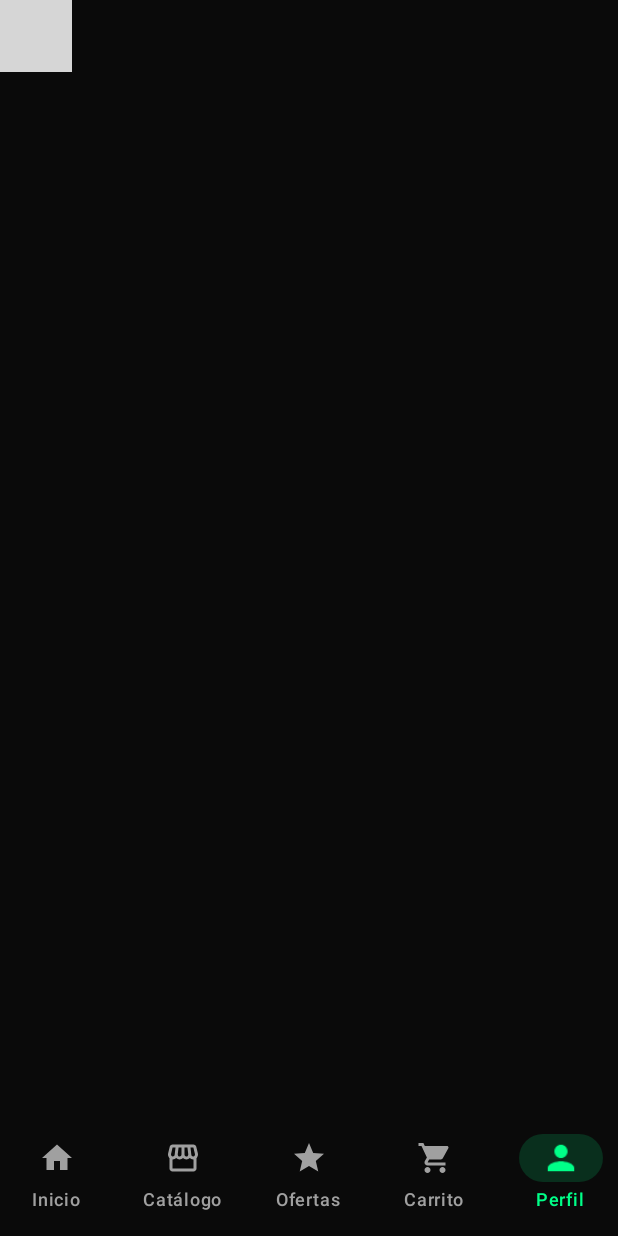
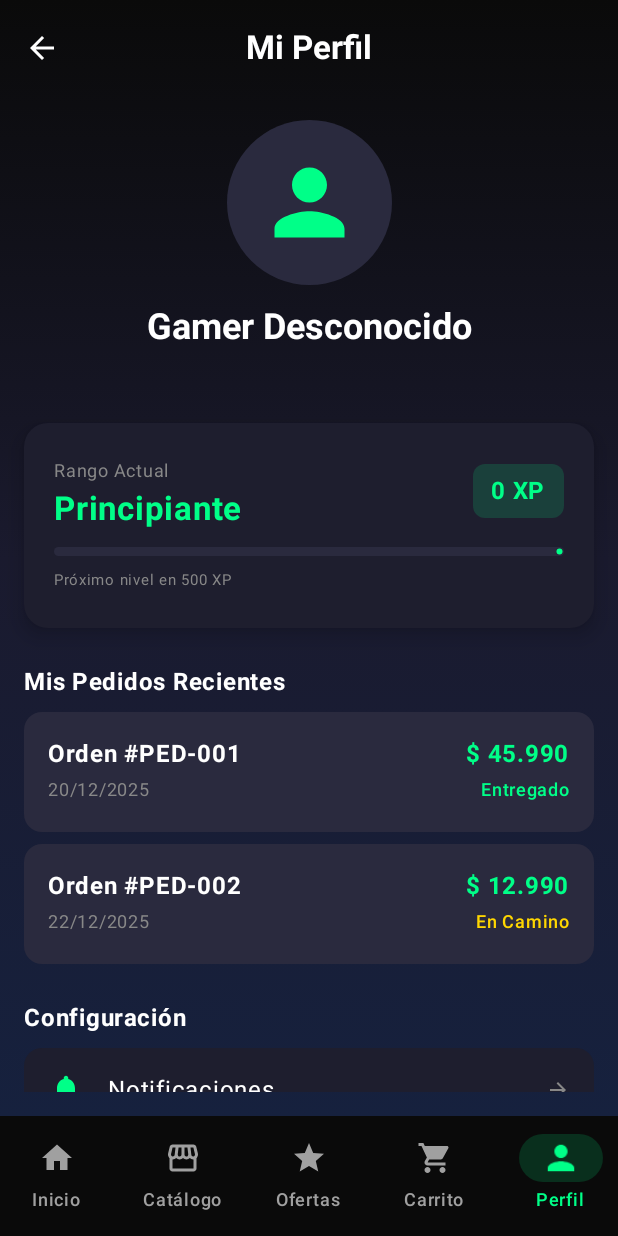
Before and after one commit to jordmon-dev/LevelUpGamer, an Android app built with Jetpack Compose: the PerfilScreen screen opened through its navigation route, on a phone screen of 412 x 824 dp. Run offline under Robolectric (Android 15) with nearby library versions, the phone set to English and light mode, and no system bars; grey boxes are pictures that could not be loaded.

Commit message:
Ahora el perfil del usuario muestra una lista simulada de pedidos

```diff
--- a/app/src/main/java/com/example/levelup_gamer/screen/PerfilScreen.kt
+++ b/app/src/main/java/com/example/levelup_gamer/screen/PerfilScreen.kt
@@ -1,6 +1,7 @@
-package com.example.levelup_gamer.ui.screen
+package com.example.levelup_gamer.screen
 
 import androidx.compose.foundation.background
+import androidx.compose.foundation.clickable
 import androidx.compose.foundation.layout.*
 import androidx.compose.foundation.rememberScrollState
 import androidx.compose.foundation.shape.CircleShape
@@ -8,12 +9,12 @@ import androidx.compose.foundation.shape.RoundedCornerShape
 import androidx.compose.foundation.verticalScroll
 import androidx.compose.material.icons.Icons
 import androidx.compose.material.icons.automirrored.filled.ArrowBack
-import androidx.compose.material.icons.filled.ExitToApp
-import androidx.compose.material.icons.filled.Person
+import androidx.compose.material.icons.filled.*
 import androidx.compose.material3.*
 import androidx.compose.runtime.*
 import androidx.compose.ui.Alignment
 import androidx.compose.ui.Modifier
+import androidx.compose.ui.draw.clip
 import androidx.compose.ui.graphics.Brush
 import androidx.compose.ui.graphics.Color
 import androidx.compose.ui.text.font.FontWeight
@@ -21,6 +22,7 @@ import androidx.compose.ui.unit.dp
 import androidx.compose.ui.unit.sp
 import androidx.navigation.NavController
 import com.example.levelup_gamer.viewmodel.UsuarioViewModel
+import androidx.compose.ui.graphics.graphicsLayer
 
 @OptIn(ExperimentalMaterial3Api::class)
 @Composable
@@ -31,11 +33,14 @@ fun PerfilScreen(
     val usuarioState by usuarioViewModel.usuarioState.collectAsState()
     val isLoading by usuarioViewModel.isLoading.collectAsState()
 
+    // Lógica para detectar si es ADMIN (Truco para la demo)
+    val esAdmin = usuarioState.email.contains("admin", ignoreCase = true) ||
+            usuarioState.email.contains("profesor", ignoreCase = true)
+
     // Cargar perfil al iniciar
     LaunchedEffect(Unit) {
-        val email = usuarioState.email
-        if (email.isNotEmpty()) {
-            usuarioViewModel.cargarPerfil(email)
+        if (usuarioState.email.isNotEmpty()) {
+            usuarioViewModel.cargarPerfil(usuarioState.email)
         }
     }
 
@@ -79,10 +84,10 @@ fun PerfilScreen(
                         .verticalScroll(rememberScrollState()),
                     horizontalAlignment = Alignment.CenterHorizontally
                 ) {
-                    // --- AVATAR ---
+                    // --- SECCIÓN 1: CABECERA ---
                     Box(
                         modifier = Modifier
-                            .size(120.dp)
+                            .size(110.dp)
                             .background(Color(0xFF2A2A3E), CircleShape)
                             .padding(4.dp),
                         contentAlignment = Alignment.Center
@@ -90,28 +95,38 @@ fun PerfilScreen(
                         Icon(
                             Icons.Default.Person,
                             contentDescription = null,
-                            modifier = Modifier.size(80.dp),
+                            modifier = Modifier.size(70.dp),
                             tint = Color(0xFF00FF88)
                         )
+                        // Badge Admin
+                        if (esAdmin) {
+                            Box(
+                                modifier = Modifier
+                                    .align(Alignment.BottomEnd)
+                                    .background(Color(0xFFFFD700), CircleShape)
+                                    .padding(6.dp)
+                            ) {
+                                Icon(Icons.Default.Star, null, tint = Color.Black, modifier = Modifier.size(16.dp))
+                            }
+                        }
                     }
 
-                    Spacer(modifier = Modifier.height(16.dp))
+                    Spacer(modifier = Modifier.height(12.dp))
 
                     Text(
-                        text = usuarioState.nombre.ifEmpty { "Usuario Gamer" },
-                        style = MaterialTheme.typography.headlineMedium,
+                        text = usuarioState.nombre.ifEmpty { "Gamer Desconocido" },
+                        style = MaterialTheme.typography.headlineSmall,
                         color = Color.White,
                         fontWeight = FontWeight.Bold
                     )
                     Text(
                         text = usuarioState.email,
-                        style = MaterialTheme.typography.bodyMedium,
                         color = Color.Gray
                     )
 
                     Spacer(modifier = Modifier.height(24.dp))
 
-                    // --- TARJETA DE NIVEL (Recuperada) ---
+                    // --- SECCIÓN 2: TARJETA DE NIVEL ---
                     Card(
                         modifier = Modifier.fillMaxWidth(),
                         colors = CardDefaults.cardColors(containerColor = Color(0xFF1E1E2E)),
@@ -125,141 +140,158 @@ fun PerfilScreen(
                                 verticalAlignment = Alignment.CenterVertically
                             ) {
                                 Column {
-                                    Text("Nivel Actual", color = Color.Gray, fontSize = 14.sp)
+                                    Text("Rango Actual", color = Color.Gray, fontSize = 12.sp)
                                     Text(
                                         text = nivelNombre,
                                         color = Color(0xFF00FF88),
                                         fontWeight = FontWeight.Bold,
-                                        fontSize = 24.sp
+                                        fontSize = 22.sp
                                     )
                                 }
                                 Surface(
-                                    color = Color(0xFF00FF88).copy(alpha = 0.2f),
+                                    color = Color(0xFF00FF88).copy(alpha = 0.15f),
                                     shape = RoundedCornerShape(8.dp)
                                 ) {
                                     Text(
-                                        "${usuarioState.puntosLevelUp} pts",
+                                        "${usuarioState.puntosLevelUp} XP",
                                         modifier = Modifier.padding(horizontal = 12.dp, vertical = 6.dp),
                                         color = Color(0xFF00FF88),
                                         fontWeight = FontWeight.Bold
                                     )
                                 }
                             }
-                            Spacer(modifier = Modifier.height(16.dp))
+                            Spacer(modifier = Modifier.height(12.dp))
                             LinearProgressIndicator(
                                 progress = { progresoNivel },
-                                modifier = Modifier
-                                    .fillMaxWidth()
-                                    .height(8.dp),
+                                modifier = Modifier.fillMaxWidth().height(6.dp),
                                 color = Color(0xFF00FF88),
                                 trackColor = Color(0xFF2A2A3E),
                             )
+                            Text("Próximo nivel en ${500 - (usuarioState.puntosLevelUp % 500)} XP", color = Color.Gray, fontSize = 10.sp, modifier = Modifier.padding(top=4.dp))
                         }
                     }
 
-                    Spacer(modifier = Modifier.height(30.dp))
+                    Spacer(modifier = Modifier.height(24.dp))
 
-                    // --- ⬇️ BOTONES RECUPERADOS (Cámara, GPS, Reclamos) ⬇️ ---
+                    // --- SECCIÓN 3: MIS PEDIDOS (NUEVO) ---
                     Text(
-                        text = "Opciones",
-                        color = Color(0xFF00FF88),
+                        text = "Mis Pedidos Recientes",
+                        color = Color.White,
                         fontWeight = FontWeight.Bold,
-                        modifier = Modifier.align(Alignment.Start)
+                        modifier = Modifier.align(Alignment.Start).padding(bottom = 8.dp)
                     )
 
-                    Spacer(modifier = Modifier.height(14.dp))
+                    // Lista simulada de pedidos
+                    Column(verticalArrangement = Arrangement.spacedBy(8.dp)) {
+                        PedidoItem("PED-001", "20/12/2025", "$ 45.990", "Entregado", Color(0xFF00FF88))
+                        PedidoItem("PED-002", "22/12/2025", "$ 12.990", "En Camino", Color(0xFFFFD700))
+                    }
 
-                    Column(
-                        Modifier.fillMaxWidth(),
-                        verticalArrangement = Arrangement.spacedBy(10.dp)
-                    ) {
-                        OpcionPerfilNeon(
-                            texto = "Notificaciones",
-                            color = Color(0xFF00FF88)
-                        ) { navController.navigate("notificaciones") }
+                    Spacer(modifier = Modifier.height(24.dp))
 
-                        OpcionPerfilNeon(
-                            texto = "Reportar Reclamo (Cámara)",
-                            color = Color(0xFF00E5FF)
-                        ) {
-                            // Asegúrate de que esta ruta exista en AppNavigate
-                            navController.navigate("reporteReclamo")
+                    // --- SECCIÓN 4: OPCIONES ---
+                    Text(
+                        text = "Configuración",
+                        color = Color.White,
+                        fontWeight = FontWeight.Bold,
+                        modifier = Modifier.align(Alignment.Start).padding(bottom = 8.dp)
+                    )
+
+                    Column(verticalArrangement = Arrangement.spacedBy(10.dp)) {
+                        // BOTÓN ADMIN (SOLO VISIBLE SI ES ADMIN)
+                        if (esAdmin) {
+                            OpcionPerfilNeon(
+                                texto = "Panel de Administrador",
+                                icono = Icons.Default.AdminPanelSettings,
+                                color = Color(0xFFFFD700) // Dorado para resaltar
+                            ) { navController.navigate("admin_agregar_producto") }
                         }
 
-                        OpcionPerfilNeon(
-                            texto = "Configurar GPS",
-                            color = Color(0xFF00FF88)
-                        ) {
-                            // Asegúrate de que esta ruta exista en AppNavigate
-                            navController.navigate("gps")
-                        }
+                        OpcionPerfilNeon("Notificaciones", Icons.Default.Notifications) { navController.navigate("notificaciones") }
+                        OpcionPerfilNeon("Cámara / Reclamos", Icons.Default.CameraAlt) { navController.navigate("reporteReclamo") }
+                        OpcionPerfilNeon("Mi Ubicación (GPS)", Icons.Default.LocationOn) { navController.navigate("gps") }
                     }
 
                     Spacer(modifier = Modifier.height(32.dp))
 
-                    // --- BOTÓN CERRAR SESIÓN ---
-                    Button(
+                    // Botón Cerrar Sesión
+                    OutlinedButton(
                         onClick = {
                             usuarioViewModel.cerrarSesion()
-                            navController.navigate("login") {
-                                popUpTo(0) { inclusive = true }
-                            }
+                            navController.navigate("login") { popUpTo(0) { inclusive = true } }
                         },
-                        modifier = Modifier
-                            .fillMaxWidth()
-                            .height(50.dp),
-                        colors = ButtonDefaults.buttonColors(
-                            containerColor = Color(0xFFFF4444).copy(alpha = 0.2f),
-                            contentColor = Color(0xFFFF4444)
-                        ),
-                        shape = RoundedCornerShape(12.dp),
-                        border = androidx.compose.foundation.BorderStroke(1.dp, Color(0xFFFF4444))
+                        modifier = Modifier.fillMaxWidth(),
+                        border = androidx.compose.foundation.BorderStroke(1.dp, Color(0xFFFF4444)),
+                        colors = ButtonDefaults.outlinedButtonColors(contentColor = Color(0xFFFF4444))
                     ) {
                         Icon(Icons.Default.ExitToApp, null)
                         Spacer(modifier = Modifier.width(8.dp))
                         Text("Cerrar Sesión")
                     }
 
-                    Spacer(modifier = Modifier.height(30.dp))
+                    Spacer(modifier = Modifier.height(40.dp))
                 }
             }
         }
     }
 }
 
-// Función helper para determinar nivel
+// Sub-componentes para limpiar el código principal
+@Composable
+fun PedidoItem(id: String, fecha: String, total: String, estado: String, colorEstado: Color) {
+    Card(
+        colors = CardDefaults.cardColors(containerColor = Color(0xFF2A2A3E)),
+        shape = RoundedCornerShape(12.dp)
+    ) {
+        Row(
+            modifier = Modifier.fillMaxWidth().padding(16.dp),
+            horizontalArrangement = Arrangement.SpaceBetween,
+            verticalAlignment = Alignment.CenterVertically
+        ) {
+            Column {
+                Text("Orden #$id", color = Color.White, fontWeight = FontWeight.Bold)
+                Text(fecha, color = Color.Gray, fontSize = 12.sp)
+            }
+            Column(horizontalAlignment = Alignment.End) {
+                Text(total, color = Color(0xFF00FF88), fontWeight = FontWeight.Bold)
+                Text(estado, color = colorEstado, fontSize = 12.sp, fontWeight = FontWeight.Medium)
+            }
+        }
+    }
+}
+
+@Composable
+fun OpcionPerfilNeon(
+    texto: String,
+    icono: androidx.compose.ui.graphics.vector.ImageVector,
+    color: Color = Color.White,
+    onClick: () -> Unit
+) {
+    Card(
+        onClick = onClick,
+        colors = CardDefaults.cardColors(containerColor = Color(0xFF1E1E2E)),
+        shape = RoundedCornerShape(12.dp)
+    ) {
+        Row(
+            modifier = Modifier.fillMaxWidth().padding(16.dp),
+            verticalAlignment = Alignment.CenterVertically
+        ) {
+            Icon(icono, null, tint = Color(0xFF00FF88), modifier = Modifier.size(24.dp))
+            Spacer(modifier = Modifier.width(16.dp))
+            Text(texto, color = color, modifier = Modifier.weight(1f))
+            Icon(Icons.AutoMirrored.Filled.ArrowBack, null, tint = Color.Gray, modifier = Modifier.size(16.dp).rotate(180f)) // Flechita
+        }
+    }
+}
+
+// Función helper
 private fun determinarNivel(puntos: Int): String {
     return when {
         puntos >= 2000 -> "Leyenda"
         puntos >= 1000 -> "Diamante"
         puntos >= 500 -> "Oro"
-        puntos >= 200 -> "Plata"
-        puntos >= 50 -> "Bronce"
         else -> "Principiante"
     }
 }
-
-// Componente visual para los botones
-@Composable
-fun OpcionPerfilNeon(texto: String, color: Color, onClick: () -> Unit) {
-    Card(
-        modifier = Modifier.fillMaxWidth(),
-        onClick = onClick,
-        colors = CardDefaults.cardColors(containerColor = Color(0xFF161C2B)),
-        elevation = CardDefaults.cardElevation(4.dp),
-        shape = RoundedCornerShape(16.dp)
-    ) {
-        Row(
-            Modifier
-                .fillMaxWidth()
-                .padding(18.dp),
-            verticalAlignment = Alignment.CenterVertically
-        ) {
-            Text(
-                text = texto,
-                color = color,
-                fontWeight = FontWeight.Medium
-            )
-        }
-    }
-}
+// Necesitas esta extensión para rotar la flecha
+fun Modifier.rotate(degrees: Float) = this.then(Modifier.graphicsLayer(rotationZ = degrees))
```
